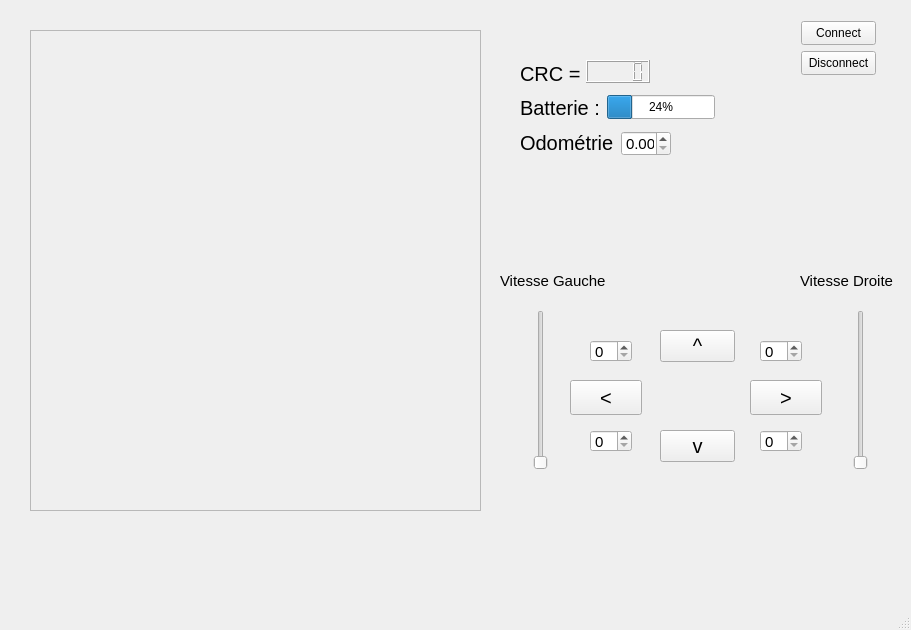
Old version of the form myrobot.ui in the repository l-chapus/WifiBot.
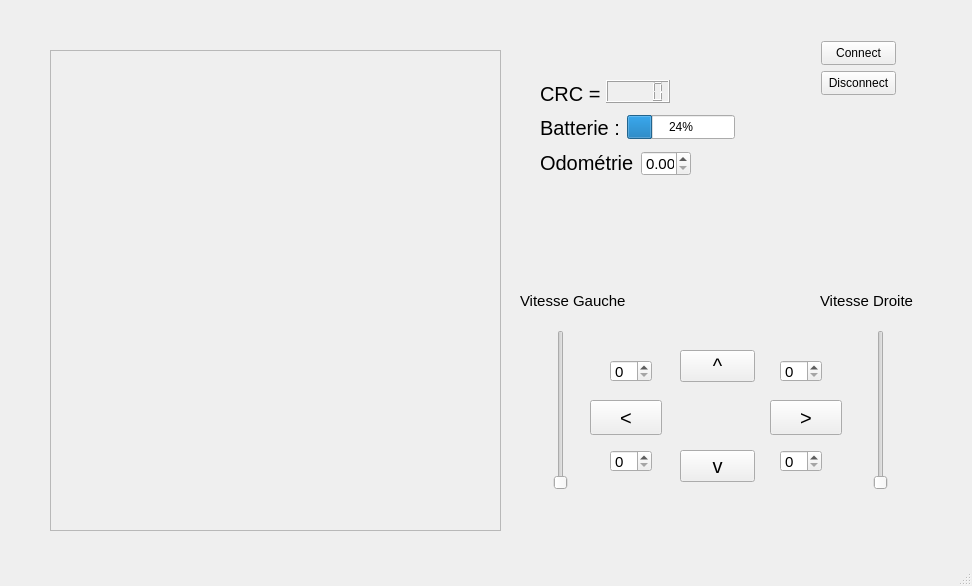
New version of the form.

```diff
--- a/myrobot.ui
+++ b/myrobot.ui
@@ -6,142 +6,19 @@
    <rect>
     <x>0</x>
     <y>0</y>
-    <width>911</width>
-    <height>630</height>
+    <width>972</width>
+    <height>586</height>
    </rect>
   </property>
-  <property name="sizePolicy">
-   <sizepolicy hsizetype="Preferred" vsizetype="Preferred">
-    <horstretch>0</horstretch>
-    <verstretch>0</verstretch>
-   </sizepolicy>
-  </property>
   <property name="windowTitle">
    <string>MyRobot</string>
   </property>
   <widget class="QWidget" name="centralwidget">
-   <widget class="QPushButton" name="haut">
-    <property name="geometry">
-     <rect>
-      <x>660</x>
-      <y>330</y>
-      <width>75</width>
-      <height>32</height>
-     </rect>
-    </property>
-    <property name="font">
-     <font>
-      <pointsize>15</pointsize>
-     </font>
-    </property>
-    <property name="text">
-     <string>^</string>
-    </property>
-   </widget>
-   <widget class="QPushButton" name="gauche">
-    <property name="geometry">
-     <rect>
-      <x>570</x>
-      <y>380</y>
-      <width>72</width>
-      <height>35</height>
-     </rect>
-    </property>
-    <property name="font">
-     <font>
-      <pointsize>15</pointsize>
-     </font>
-    </property>
-    <property name="text">
-     <string>&lt;</string>
-    </property>
-   </widget>
-   <widget class="QPushButton" name="droit">
-    <property name="geometry">
-     <rect>
-      <x>750</x>
-      <y>380</y>
-      <width>72</width>
-      <height>35</height>
-     </rect>
-    </property>
-    <property name="font">
-     <font>
-      <pointsize>15</pointsize>
-     </font>
-    </property>
-    <property name="text">
-     <string>&gt;</string>
-    </property>
-   </widget>
-   <widget class="QPushButton" name="bas">
-    <property name="geometry">
-     <rect>
-      <x>660</x>
-      <y>430</y>
-      <width>75</width>
-      <height>32</height>
-     </rect>
-    </property>
-    <property name="font">
-     <font>
-      <pointsize>15</pointsize>
-     </font>
-    </property>
-    <property name="text">
-     <string>v</string>
-    </property>
-   </widget>
-   <widget class="QSpinBox" name="spinBoxGH">
-    <property name="geometry">
-     <rect>
-      <x>590</x>
-      <y>340</y>
-      <width>42</width>
-      <height>22</height>
-     </rect>
-    </property>
-    <property name="font">
-     <font>
-      <pointsize>11</pointsize>
-     </font>
-    </property>
-   </widget>
-   <widget class="QSpinBox" name="spinBoxGB">
-    <property name="geometry">
-     <rect>
-      <x>590</x>
-      <y>430</y>
-      <width>42</width>
-      <height>22</height>
-     </rect>
-    </property>
-    <property name="font">
-     <font>
-      <pointsize>11</pointsize>
-     </font>
-    </property>
-   </widget>
-   <widget class="QSpinBox" name="spinBoxDH">
-    <property name="geometry">
-     <rect>
-      <x>760</x>
-      <y>340</y>
-      <width>42</width>
-      <height>22</height>
-     </rect>
-    </property>
-    <property name="font">
-     <font>
-      <pointsize>11</pointsize>
-     </font>
-    </property>
-   </widget>
    <widget class="QSpinBox" name="spinBoxDB">
     <property name="geometry">
      <rect>
-      <x>760</x>
-      <y>430</y>
+      <x>780</x>
+      <y>450</y>
       <width>42</width>
       <height>22</height>
      </rect>
@@ -152,47 +29,11 @@
      </font>
     </property>
    </widget>
-   <widget class="QLabel" name="odometrie">
-    <property name="geometry">
-     <rect>
-      <x>520</x>
-      <y>129</y>
-      <width>95</width>
-      <height>27</height>
-     </rect>
-    </property>
-    <property name="font">
-     <font>
-      <pointsize>15</pointsize>
-     </font>
-    </property>
-    <property name="text">
-     <string>Odométrie</string>
-    </property>
-   </widget>
-   <widget class="QLabel" name="crc">
-    <property name="geometry">
-     <rect>
-      <x>520</x>
-      <y>60</y>
-      <width>60</width>
-      <height>27</height>
-     </rect>
-    </property>
-    <property name="font">
-     <font>
-      <pointsize>15</pointsize>
-     </font>
-    </property>
-    <property name="text">
-     <string>CRC = </string>
-    </property>
-   </widget>
    <widget class="QLCDNumber" name="crcNum">
     <property name="geometry">
      <rect>
-      <x>586</x>
-      <y>60</y>
+      <x>606</x>
+      <y>80</y>
       <width>64</width>
       <height>23</height>
      </rect>
@@ -201,8 +42,8 @@
    <widget class="QDoubleSpinBox" name="odometrieBox">
     <property name="geometry">
      <rect>
-      <x>621</x>
-      <y>131</y>
+      <x>641</x>
+      <y>151</y>
       <width>50</width>
       <height>25</height>
      </rect>
@@ -213,11 +54,152 @@
      </font>
     </property>
    </widget>
+   <widget class="QPushButton" name="connect">
+    <property name="geometry">
+     <rect>
+      <x>821</x>
+      <y>41</y>
+      <width>75</width>
+      <height>24</height>
+     </rect>
+    </property>
+    <property name="text">
+     <string>Connect</string>
+    </property>
+   </widget>
+   <widget class="QSlider" name="vitessebarG">
+    <property name="geometry">
+     <rect>
+      <x>550</x>
+      <y>330</y>
+      <width>22</width>
+      <height>160</height>
+     </rect>
+    </property>
+    <property name="orientation">
+     <enum>Qt::Vertical</enum>
+    </property>
+   </widget>
+   <widget class="QPushButton" name="disconnect">
+    <property name="geometry">
+     <rect>
+      <x>821</x>
+      <y>71</y>
+      <width>75</width>
+      <height>24</height>
+     </rect>
+    </property>
+    <property name="text">
+     <string>Disconnect</string>
+    </property>
+   </widget>
+   <widget class="QSpinBox" name="spinBoxGB">
+    <property name="geometry">
+     <rect>
+      <x>610</x>
+      <y>450</y>
+      <width>42</width>
+      <height>22</height>
+     </rect>
+    </property>
+    <property name="font">
+     <font>
+      <pointsize>11</pointsize>
+     </font>
+    </property>
+   </widget>
+   <widget class="QLabel" name="odometrie">
+    <property name="geometry">
+     <rect>
+      <x>540</x>
+      <y>149</y>
+      <width>95</width>
+      <height>27</height>
+     </rect>
+    </property>
+    <property name="font">
+     <font>
+      <pointsize>15</pointsize>
+     </font>
+    </property>
+    <property name="text">
+     <string>Odométrie</string>
+    </property>
+   </widget>
+   <widget class="QSpinBox" name="spinBoxGH">
+    <property name="geometry">
+     <rect>
+      <x>610</x>
+      <y>360</y>
+      <width>42</width>
+      <height>22</height>
+     </rect>
+    </property>
+    <property name="font">
+     <font>
+      <pointsize>11</pointsize>
+     </font>
+    </property>
+   </widget>
+   <widget class="QLabel" name="vitesseD">
+    <property name="geometry">
+     <rect>
+      <x>820</x>
+      <y>280</y>
+      <width>101</width>
+      <height>41</height>
+     </rect>
+    </property>
+    <property name="font">
+     <font>
+      <pointsize>11</pointsize>
+     </font>
+    </property>
+    <property name="text">
+     <string>Vitesse Droite</string>
+    </property>
+   </widget>
+   <widget class="QLabel" name="vitessG">
+    <property name="geometry">
+     <rect>
+      <x>520</x>
+      <y>280</y>
+      <width>111</width>
+      <height>41</height>
+     </rect>
+    </property>
+    <property name="font">
+     <font>
+      <pointsize>11</pointsize>
+     </font>
+    </property>
+    <property name="text">
+     <string>Vitesse Gauche</string>
+    </property>
+   </widget>
+   <widget class="QLabel" name="batterie">
+    <property name="geometry">
+     <rect>
+      <x>540</x>
+      <y>114</y>
+      <width>81</width>
+      <height>27</height>
+     </rect>
+    </property>
+    <property name="font">
+     <font>
+      <pointsize>15</pointsize>
+     </font>
+    </property>
+    <property name="text">
+     <string>Batterie : </string>
+    </property>
+   </widget>
    <widget class="QScrollArea" name="camera">
     <property name="geometry">
      <rect>
-      <x>30</x>
-      <y>30</y>
+      <x>50</x>
+      <y>50</y>
       <width>451</width>
       <height>481</height>
      </rect>
@@ -236,99 +218,11 @@
      </property>
     </widget>
    </widget>
-   <widget class="QSlider" name="vitesseBarD">
-    <property name="geometry">
-     <rect>
-      <x>850</x>
-      <y>310</y>
-      <width>22</width>
-      <height>160</height>
-     </rect>
-    </property>
-    <property name="orientation">
-     <enum>Qt::Vertical</enum>
-    </property>
-   </widget>
-   <widget class="QSlider" name="vitessebarG">
-    <property name="geometry">
-     <rect>
-      <x>530</x>
-      <y>310</y>
-      <width>22</width>
-      <height>160</height>
-     </rect>
-    </property>
-    <property name="orientation">
-     <enum>Qt::Vertical</enum>
-    </property>
-   </widget>
-   <widget class="QLabel" name="vitessG">
-    <property name="geometry">
-     <rect>
-      <x>500</x>
-      <y>260</y>
-      <width>111</width>
-      <height>41</height>
-     </rect>
-    </property>
-    <property name="font">
-     <font>
-      <pointsize>11</pointsize>
-     </font>
-    </property>
-    <property name="text">
-     <string>Vitesse Gauche</string>
-    </property>
-   </widget>
-   <widget class="QLabel" name="vitesseD">
-    <property name="geometry">
-     <rect>
-      <x>800</x>
-      <y>260</y>
-      <width>101</width>
-      <height>41</height>
-     </rect>
-    </property>
-    <property name="font">
-     <font>
-      <pointsize>11</pointsize>
-     </font>
-    </property>
-    <property name="text">
-     <string>Vitesse Droite</string>
-    </property>
-   </widget>
-   <widget class="QPushButton" name="connect">
-    <property name="geometry">
-     <rect>
-      <x>801</x>
-      <y>21</y>
-      <width>75</width>
-      <height>24</height>
-     </rect>
-    </property>
-    <property name="text">
-     <string>Connect</string>
-    </property>
-   </widget>
-   <widget class="QPushButton" name="disconnect">
-    <property name="geometry">
-     <rect>
-      <x>801</x>
-      <y>51</y>
-      <width>75</width>
-      <height>24</height>
-     </rect>
-    </property>
-    <property name="text">
-     <string>Disconnect</string>
-    </property>
-   </widget>
    <widget class="QProgressBar" name="batterieBar">
     <property name="geometry">
      <rect>
-      <x>607</x>
-      <y>95</y>
+      <x>627</x>
+      <y>115</y>
       <width>108</width>
       <height>24</height>
      </rect>
@@ -337,12 +231,81 @@
      <number>24</number>
     </property>
    </widget>
-   <widget class="QLabel" name="batterie">
+   <widget class="QPushButton" name="haut">
     <property name="geometry">
      <rect>
-      <x>520</x>
-      <y>94</y>
-      <width>81</width>
+      <x>680</x>
+      <y>350</y>
+      <width>75</width>
+      <height>32</height>
+     </rect>
+    </property>
+    <property name="font">
+     <font>
+      <pointsize>15</pointsize>
+     </font>
+    </property>
+    <property name="text">
+     <string>^</string>
+    </property>
+   </widget>
+   <widget class="QSpinBox" name="spinBoxDH">
+    <property name="geometry">
+     <rect>
+      <x>780</x>
+      <y>360</y>
+      <width>42</width>
+      <height>22</height>
+     </rect>
+    </property>
+    <property name="font">
+     <font>
+      <pointsize>11</pointsize>
+     </font>
+    </property>
+   </widget>
+   <widget class="QPushButton" name="gauche">
+    <property name="geometry">
+     <rect>
+      <x>590</x>
+      <y>400</y>
+      <width>72</width>
+      <height>35</height>
+     </rect>
+    </property>
+    <property name="font">
+     <font>
+      <pointsize>15</pointsize>
+     </font>
+    </property>
+    <property name="text">
+     <string>&lt;</string>
+    </property>
+   </widget>
+   <widget class="QPushButton" name="droit">
+    <property name="geometry">
+     <rect>
+      <x>770</x>
+      <y>400</y>
+      <width>72</width>
+      <height>35</height>
+     </rect>
+    </property>
+    <property name="font">
+     <font>
+      <pointsize>15</pointsize>
+     </font>
+    </property>
+    <property name="text">
+     <string>&gt;</string>
+    </property>
+   </widget>
+   <widget class="QLabel" name="crc">
+    <property name="geometry">
+     <rect>
+      <x>540</x>
+      <y>80</y>
+      <width>60</width>
       <height>27</height>
      </rect>
     </property>
@@ -352,7 +315,38 @@
      </font>
     </property>
     <property name="text">
-     <string>Batterie : </string>
+     <string>CRC = </string>
+    </property>
+   </widget>
+   <widget class="QPushButton" name="bas">
+    <property name="geometry">
+     <rect>
+      <x>680</x>
+      <y>450</y>
+      <width>75</width>
+      <height>32</height>
+     </rect>
+    </property>
+    <property name="font">
+     <font>
+      <pointsize>15</pointsize>
+     </font>
+    </property>
+    <property name="text">
+     <string>v</string>
+    </property>
+   </widget>
+   <widget class="QSlider" name="vitesseBarD">
+    <property name="geometry">
+     <rect>
+      <x>870</x>
+      <y>330</y>
+      <width>22</width>
+      <height>160</height>
+     </rect>
+    </property>
+    <property name="orientation">
+     <enum>Qt::Vertical</enum>
     </property>
    </widget>
   </widget>
@@ -361,7 +355,7 @@
     <rect>
      <x>0</x>
      <y>0</y>
-     <width>911</width>
+     <width>972</width>
      <height>22</height>
     </rect>
    </property>
```
